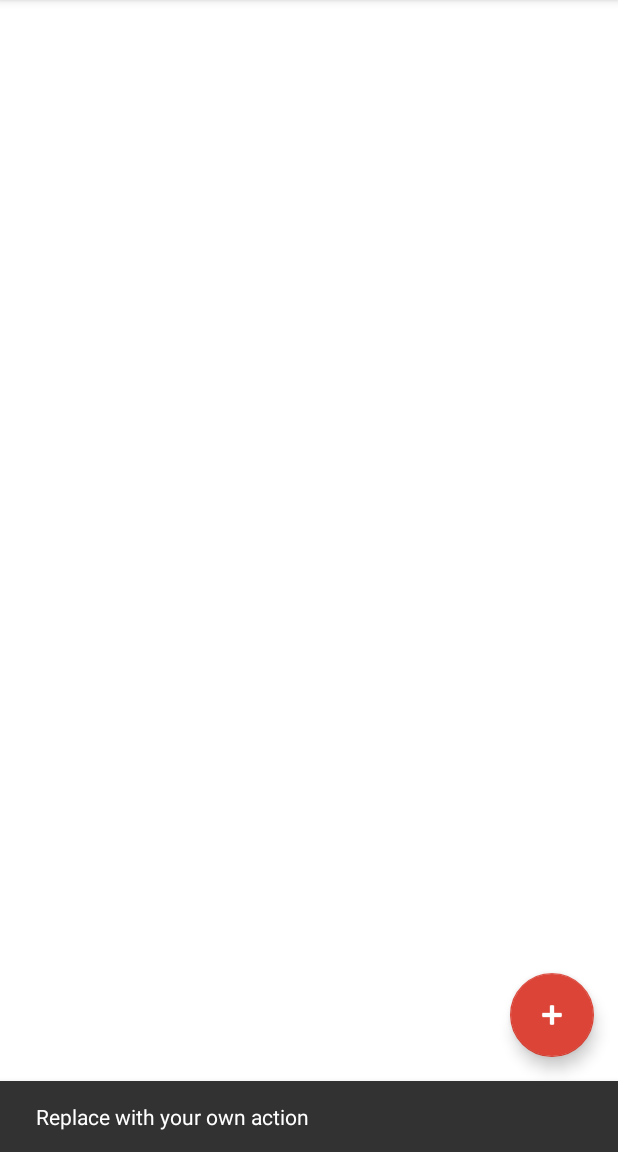
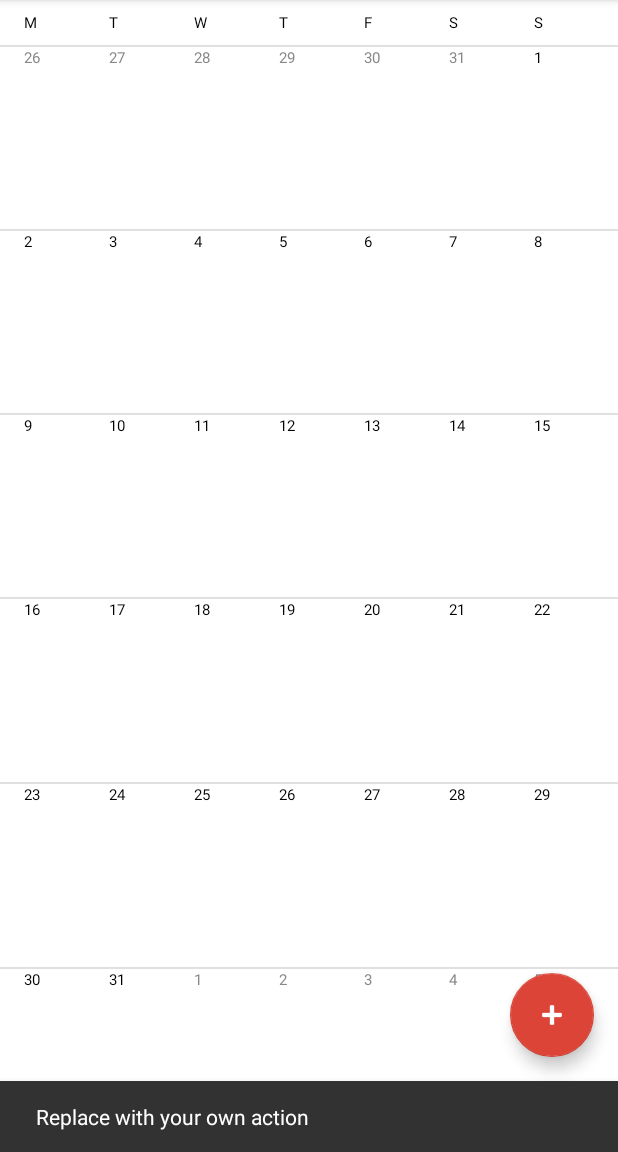
Before and after one commit to dcvh/Calendar, an Android app: the screen it shows after launch (MainActivity), after a tap on an icon or button, on a phone screen of 412 x 824 dp, the part 84-1236 px from its top. Run offline under Robolectric (Android 15) with nearby library versions, the phone set to English and light mode, and no system bars; 1 statement that could not run was skipped.

Commit message:
major update - add Month view - change view using fragments

```diff
--- a/app/src/main/java/tcd/training/com/calendar/CalendarEntry.java
+++ b/app/src/main/java/tcd/training/com/calendar/Calendar/CalendarEntry.java
@@ -1,4 +1,4 @@
-package tcd.training.com.calendar;
+package tcd.training.com.calendar.Calendar;
 
 import android.support.annotation.NonNull;
 
--- a/app/src/main/java/tcd/training/com/calendar/CalendarEvent.java
+++ b/app/src/main/java/tcd/training/com/calendar/Calendar/CalendarEvent.java
@@ -1,4 +1,4 @@
-package tcd.training.com.calendar;
+package tcd.training.com.calendar.Calendar;
 
 /**
  * Created by cpu10661-local on 8/30/17.
--- a/app/src/main/java/tcd/training/com/calendar/MainActivity.java
+++ b/app/src/main/java/tcd/training/com/calendar/MainActivity.java
@@ -9,11 +9,12 @@ import android.support.annotation.NonNull;
 import android.support.design.widget.FloatingActionButton;
 import android.support.design.widget.Snackbar;
 import android.support.v4.app.ActivityCompat;
+import android.support.v4.app.Fragment;
+import android.support.v4.app.FragmentManager;
 import android.support.v4.content.ContextCompat;
 import android.support.v7.widget.DefaultItemAnimator;
 import android.support.v7.widget.LinearLayoutManager;
 import android.support.v7.widget.RecyclerView;
-import android.util.Log;
 import android.view.View;
 import android.support.design.widget.NavigationView;
 import android.support.v4.view.GravityCompat;
@@ -27,17 +28,22 @@ import android.widget.Button;
 import android.widget.Toast;
 
 import java.util.ArrayList;
-import java.util.Arrays;
 import java.util.Calendar;
 import java.util.Collections;
 
+import tcd.training.com.calendar.Calendar.CalendarEntry;
+import tcd.training.com.calendar.Calendar.CalendarUtils;
 import tcd.training.com.calendar.Settings.SettingsActivity;
+import tcd.training.com.calendar.ViewType.Month.MonthViewFragment;
+import tcd.training.com.calendar.ViewType.Schedule.CalendarEntriesAdapter;
+import tcd.training.com.calendar.ViewType.Schedule.ScheduleViewFragment;
 
 public class MainActivity extends AppCompatActivity
         implements NavigationView.OnNavigationItemSelectedListener {
 
     private final static String TAG = MainActivity.class.getSimpleName();
 
+    public static final String ARG_ENTRIES_LIST = "EntriesList";
     private static final int RC_CALENDAR_PERMISSION = 1;
 
     private DrawerLayout mDrawerLayout;
@@ -54,6 +60,8 @@ public class MainActivity extends AppCompatActivity
         initializeUiComponents();
 
         readCalendarEventDates();
+
+        replaceFragment(MonthViewFragment.class);
     }
 
     @Override
@@ -81,15 +89,7 @@ public class MainActivity extends AppCompatActivity
         int id = item.getItemId();
         switch (id) {
             case R.id.action_today:
-                String today = CalendarUtils.getDate(Calendar.getInstance().getTimeInMillis(), "yyyy/MM/dd");
-                for (int i = 0; i < mCalendarEntriesList.size(); i++) {
-                    String date = mCalendarEntriesList.get(i).getDate();
-                    if (date.equals(today)) {
-                        mLayoutManager.scrollToPosition(i);
-                    } else if (date.compareTo(today) < 0) {
-                        break;
-                    }
-                }
+                // TODO: 8/31/17 call ScrollToToday with current fragment
                 return true;
             case R.id.action_refresh:
                 readCalendarEventDates();
@@ -100,25 +100,42 @@ public class MainActivity extends AppCompatActivity
     }
 
     @Override
-    public boolean onNavigationItemSelected(MenuItem item) {
+    public boolean onNavigationItemSelected(@NonNull MenuItem item) {
         int id = item.getItemId();
-        if (id == R.id.nav_schedule) {
-
-        } else if (id == R.id.nav_day) {
-
-        } else if (id == R.id.nav_month) {
-
-        } else if (id == R.id.nav_week) {
-
-        } else if (id == R.id.nav_settings) {
-            Intent intent = new Intent(this, SettingsActivity.class);
-            startActivity(intent);
-        } else if (id == R.id.nav_help_feedback) {
-
+        switch (id) {
+            case R.id.nav_schedule: replaceFragment(ScheduleViewFragment.class); break;
+            case R.id.nav_day: replaceFragment(ScheduleViewFragment.class); break;
+            case R.id.nav_week: replaceFragment(ScheduleViewFragment.class); break;
+            case R.id.nav_month: replaceFragment(MonthViewFragment.class); break;
+            case R.id.nav_settings:
+                Intent intent = new Intent(this, SettingsActivity.class);
+                startActivity(intent);
+            case R.id.nav_help_feedback:
+                break;
+            default:
+                throw new UnsupportedOperationException("Unknown selected item: " + item.getTitle());
         }
 
         mDrawerLayout.closeDrawer(GravityCompat.START);
         return true;
+    }
+
+    private void replaceFragment(Class fragmentClass) {
+        try {
+            assert fragmentClass != null;
+            Fragment fragment = (Fragment) fragmentClass.newInstance();
+
+            Bundle args = new Bundle();
+            args.putSerializable(ARG_ENTRIES_LIST, mCalendarEntriesList);
+            fragment.setArguments(args);
+
+            FragmentManager manager = getSupportFragmentManager();
+            manager.beginTransaction().replace(R.id.fl_content, fragment).commit();
+        } catch (InstantiationException e) {
+            e.printStackTrace();
+        } catch (IllegalAccessException e) {
+            e.printStackTrace();
+        }
     }
 
     private void initializeUiComponents() {
@@ -146,15 +163,8 @@ public class MainActivity extends AppCompatActivity
         NavigationView navigationView = (NavigationView) findViewById(R.id.nav_view);
         navigationView.setNavigationItemSelectedListener(this);
 
-        // recycler view
-        RecyclerView eventsRecyclerView = (RecyclerView) findViewById(R.id.rv_events_list);
-        mLayoutManager = new LinearLayoutManager(this);
-        eventsRecyclerView.setLayoutManager(mLayoutManager);
-        eventsRecyclerView.setItemAnimator(new DefaultItemAnimator());
-
+        // data
         mCalendarEntriesList = new ArrayList<>();
-        mDatesAdapter = new CalendarEntriesAdapter(this, mCalendarEntriesList);
-        eventsRecyclerView.setAdapter(mDatesAdapter);
     }
 
     private void readCalendarEventDates() {
@@ -166,7 +176,7 @@ public class MainActivity extends AppCompatActivity
         if (entriesList.size() > 0) {
             mCalendarEntriesList.addAll(entriesList);
             Collections.sort(mCalendarEntriesList);
-            mDatesAdapter.notifyDataSetChanged();
+//            mDatesAdapter.notifyDataSetChanged();
         } else {
 //            for (int i = 1; i < 5; i++) {
 //                ArrayList<CalendarEvent> events = new ArrayList<>();
--- /dev/null
+++ b/app/src/main/java/tcd/training/com/calendar/ViewType/Month/MonthFragment.java
@@ -0,0 +1,180 @@
+package tcd.training.com.calendar.ViewType.Month;
+
+import android.content.Context;
+import android.graphics.Color;
+import android.os.Bundle;
+import android.support.annotation.Nullable;
+import android.support.v4.app.Fragment;
+import android.support.v4.view.ViewPager;
+import android.util.Log;
+import android.util.TypedValue;
+import android.view.LayoutInflater;
+import android.view.View;
+import android.view.ViewGroup;
+import android.widget.TableLayout;
+import android.widget.TableRow;
+import android.widget.TextView;
+
+import java.util.Calendar;
+
+import tcd.training.com.calendar.MainActivity;
+import tcd.training.com.calendar.R;
+
+/**
+ * Created by cpu10661-local on 8/31/17.
+ */
+
+public class MonthFragment extends Fragment {
+
+    private static final String TAG = MonthFragment.class.getSimpleName();
+
+    public final static String ARG_DISPLAY_MONTH = "ARG_DISPLAY_MONTH";
+
+    private Calendar mMonth;
+    private Context mContext;
+
+    private TableRow mTableHeader;
+    private TableRow mTableRow1;
+    private TableRow mTableRow2;
+    private TableRow mTableRow3;
+    private TableRow mTableRow4;
+    private TableRow mTableRow5;
+    private TableRow mTableRow6;
+
+    public static MonthFragment newInstance(Calendar date) {
+
+        Bundle args = new Bundle();
+        args.putSerializable(ARG_DISPLAY_MONTH, date);
+        MonthFragment fragment = new MonthFragment();
+        fragment.setArguments(args);
+        return fragment;
+    }
+
+    @Override
+    public void onCreate(@Nullable Bundle savedInstanceState) {
+        super.onCreate(savedInstanceState);
+        if (getArguments() != null) {
+            mMonth = (Calendar) getArguments().getSerializable(ARG_DISPLAY_MONTH);
+        }
+    }
+
+    @Nullable
+    @Override
+    public View onCreateView(LayoutInflater inflater, @Nullable ViewGroup container, @Nullable Bundle savedInstanceState) {
+        View view = inflater.inflate(R.layout.content_month, container, false);
+
+        mContext = view.getContext();
+
+        initializeUiComponents(view);
+
+        createCalendarHeader();
+        createCalendarDates();
+        return view;
+    }
+
+    private void initializeUiComponents(View view) {
+        mTableHeader = view.findViewById(R.id.tr_header);
+        mTableRow1 = view.findViewById(R.id.tr_1);
+        mTableRow2 = view.findViewById(R.id.tr_2);
+        mTableRow3 = view.findViewById(R.id.tr_3);
+        mTableRow4 = view.findViewById(R.id.tr_4);
+        mTableRow5 = view.findViewById(R.id.tr_5);
+        mTableRow6 = view.findViewById(R.id.tr_6);
+    }
+
+    private void createCalendarHeader() {
+
+        TableRow.LayoutParams layoutParams =
+                new TableRow.LayoutParams(TableRow.LayoutParams.WRAP_CONTENT, TableRow.LayoutParams.WRAP_CONTENT, 1f);
+
+        // TODO: 8/31/17 this is temporary, must be fixed in the future for better localization
+        String[] daysOfWeek = new String[] {"M", "T", "W", "T", "F", "S", "S"};
+        for (String dayOfWeek : daysOfWeek) {
+            TextView dayTextView = new TextView(mContext);
+            dayTextView.setText(dayOfWeek);
+            dayTextView.setLayoutParams(layoutParams);
+            dayTextView.setTextColor(Color.BLACK);
+            dayTextView.setTextSize(TypedValue.COMPLEX_UNIT_SP, 10);
+
+            mTableHeader.addView(dayTextView);
+        }
+    }
+
+    private void createCalendarDates() {
+
+        // TODO: 8/31/17 clean this mess
+
+        // days of the previous month
+        Calendar curMonth = (Calendar) mMonth.clone();
+        curMonth.set(Calendar.DAY_OF_MONTH, 1);
+        int firstDayOfWeekInMonth = curMonth.get(Calendar.DAY_OF_WEEK);
+        int previousMonthDay = firstDayOfWeekInMonth - curMonth.getFirstDayOfWeek();
+        Calendar lastMonth = (Calendar) curMonth.clone();
+        lastMonth.add(Calendar.MONTH, -1);
+        for (int i = previousMonthDay; i > 0; i--) {
+            TextView dateTextView = createDateTextView(Color.GRAY);
+            dateTextView.setText(String.valueOf(lastMonth.getActualMaximum(Calendar.DAY_OF_MONTH) - i + 1));
+            getRow(0).addView(dateTextView);
+        }
+
+        // days of current month
+        int daysInMonth = curMonth.getActualMaximum(Calendar.DAY_OF_MONTH);
+        for (int i = 1; i <= daysInMonth; i++) {
+            TableRow row = getRow((i + previousMonthDay - 1) / 7);
+            TextView dateTextView = createDateTextView(Color.BLACK);
+            dateTextView.setText(String.valueOf(i));
+            row.addView(dateTextView);
+        }
+
+        // days of the next month
+        for (int i = 1; ; i++) {
+            int index = (i + daysInMonth + previousMonthDay - 1) / 7;
+            if (index >= 6) {
+                break;
+            }
+            TableRow row = getRow(index);
+            TextView dateTextView = createDateTextView(Color.GRAY);
+            dateTextView.setText(String.valueOf(i));
+            row.addView(dateTextView);
+        }
+    }
+
+    private TableRow getRow(int index) {
+        switch (index) {
+            case 0: return mTableRow1;
+            case 1: return mTableRow2;
+            case 2: return mTableRow3;
+            case 3: return mTableRow4;
+            case 4: return mTableRow5;
+            case 5: return mTableRow6;
+            default:
+                throw new UnsupportedOperationException("Unknown index");
+        }
+    }
+
+    private TextView createDateTextView(int color) {
+
+        TableRow.LayoutParams layoutParams =
+                new TableRow.LayoutParams(TableRow.LayoutParams.WRAP_CONTENT, TableRow.LayoutParams.WRAP_CONTENT, 1f);
+
+        // create the text view
+        TextView dateTextView = new TextView(mContext);
+        dateTextView.setLayoutParams(layoutParams);
+
+        // customize it
+        dateTextView.setTextSize(TypedValue.COMPLEX_UNIT_SP, 10);
+        dateTextView.setTextColor(color);
+
+        return dateTextView;
+    }
+
+    private int dpToPixel(int dp) {
+        final float scale = getResources().getDisplayMetrics().density;
+        return (int) (dp * scale + 0.5f);
+    }
+
+    @Override
+    public void onDestroyView() {
+        super.onDestroyView();
+    }
+}
--- /dev/null
+++ b/app/src/main/java/tcd/training/com/calendar/ViewType/Month/MonthPagerAdapter.java
@@ -0,0 +1,32 @@
+package tcd.training.com.calendar.ViewType.Month;
+
+import android.support.v4.app.Fragment;
+import android.support.v4.app.FragmentManager;
+import android.support.v4.app.FragmentPagerAdapter;
+
+import java.util.ArrayList;
+import java.util.Calendar;
+
+/**
+ * Created by cpu10661-local on 8/31/17.
+ */
+
+public class MonthPagerAdapter extends FragmentPagerAdapter {
+
+    private ArrayList<Calendar> mMonths;
+
+    public MonthPagerAdapter(FragmentManager fm, ArrayList<Calendar> months) {
+        super(fm);
+        mMonths = months;
+    }
+
+    @Override
+    public Fragment getItem(int position) {
+        return MonthFragment.newInstance(mMonths.get(position));
+    }
+
+    @Override
+    public int getCount() {
+        return mMonths.size();
+    }
+}
--- /dev/null
+++ b/app/src/main/java/tcd/training/com/calendar/ViewType/Month/MonthViewFragment.java
@@ -0,0 +1,111 @@
+package tcd.training.com.calendar.ViewType.Month;
+
+import android.content.Context;
+import android.graphics.Color;
+import android.os.Build;
+import android.os.Bundle;
+import android.support.annotation.Nullable;
+import android.support.design.widget.TabLayout;
+import android.support.v4.app.Fragment;
+import android.support.v4.view.ViewPager;
+import android.support.v7.widget.DefaultItemAnimator;
+import android.support.v7.widget.LinearLayoutManager;
+import android.support.v7.widget.RecyclerView;
+import android.util.Log;
+import android.util.TypedValue;
+import android.view.LayoutInflater;
+import android.view.View;
+import android.view.ViewGroup;
+import android.widget.TableLayout;
+import android.widget.TableRow;
+import android.widget.TextView;
+
+import java.text.ParseException;
+import java.text.SimpleDateFormat;
+import java.util.ArrayList;
+import java.util.Calendar;
+
+import tcd.training.com.calendar.Calendar.CalendarEntry;
+import tcd.training.com.calendar.Calendar.CalendarUtils;
+import tcd.training.com.calendar.R;
+import tcd.training.com.calendar.ViewType.Schedule.ScheduleViewFragment;
+
+import static tcd.training.com.calendar.MainActivity.ARG_ENTRIES_LIST;
+
+/**
+ * Created by cpu10661-local on 8/31/17.
+ */
+
+public class MonthViewFragment extends Fragment {
+
+    private static final String TAG = MonthViewFragment.class.getSimpleName();
+
+    private ArrayList<CalendarEntry> mEntriesList;
+    private ArrayList<Calendar> mMonths;
+
+    private ViewPager mMonthViewPager;
+
+    public MonthViewFragment() {
+    }
+
+    public static MonthViewFragment newInstance(ArrayList<CalendarEntry> entries) {
+        Bundle args = new Bundle();
+        args.putSerializable(ARG_ENTRIES_LIST, entries);
+        MonthViewFragment fragment = new MonthViewFragment();
+        fragment.setArguments(args);
+        return fragment;
+    }
+
+    @Override
+    public void onCreate(@Nullable Bundle savedInstanceState) {
+        super.onCreate(savedInstanceState);
+        if (getArguments() != null) {
+            mEntriesList = (ArrayList<CalendarEntry>) getArguments().getSerializable(ARG_ENTRIES_LIST);
+            getArguments().remove(ARG_ENTRIES_LIST);
+        } else {
+            mEntriesList = new ArrayList<>();
+        }
+    }
+
+    @Nullable
+    @Override
+    public View onCreateView(LayoutInflater inflater, @Nullable ViewGroup container, @Nullable Bundle savedInstanceState) {
+        View view = inflater.inflate(R.layout.content_month_view, container, false);
+
+        mMonths = new ArrayList<>();
+        SimpleDateFormat format = new SimpleDateFormat("yyyy/MM/dd");
+        try {
+            Calendar startDate = Calendar.getInstance();
+            startDate.setTime(format.parse("2000/01/01"));
+            Calendar endDate = Calendar.getInstance();
+            endDate.setTime(format.parse("2030/12/31"));
+            while (startDate.compareTo(endDate) < 0) {
+                mMonths.add((Calendar) startDate.clone());
+                startDate.add(Calendar.MONTH, 1);
+            }
+        } catch (ParseException e) {
+            e.printStackTrace();
+        }
+
+        mMonthViewPager = view.findViewById(R.id.vp_month_view);
+        MonthPagerAdapter adapter = new MonthPagerAdapter(getFragmentManager(), mMonths);
+        mMonthViewPager.setAdapter(adapter);
+
+        return view;
+    }
+
+    public void scrollToToday() {
+        int curYear = Calendar.getInstance().get(Calendar.YEAR);
+        int curMonth = Calendar.getInstance().get(Calendar.MONTH);
+        for (int i = 0; i < mMonths.size(); i++) {
+            if (mMonths.get(i).get(Calendar.YEAR) == curYear && mMonths.get(i).get(Calendar.MONTH) == curMonth) {
+                mMonthViewPager.setCurrentItem(i);
+            }
+        }
+    }
+
+    @Override
+    public void onDestroyView() {
+        super.onDestroyView();
+    }
+}
--- a/app/src/main/res/layout/app_bar_main.xml
+++ b/app/src/main/res/layout/app_bar_main.xml
@@ -20,7 +20,12 @@
 
     </android.support.design.widget.AppBarLayout>
 
-    <include layout="@layout/content_main" />
+    <!--<include layout="@layout/content_main" />-->
+    <FrameLayout
+        android:id="@+id/fl_content"
+        android:layout_marginTop="?attr/actionBarSize"
+        android:layout_width="match_parent"
+        android:layout_height="match_parent" />
 
     <android.support.design.widget.FloatingActionButton
         android:id="@+id/fab"
--- a/app/src/main/res/layout/content_main.xml
+++ /dev/null
@@ -1,21 +0,0 @@
-<?xml version="1.0" encoding="utf-8"?>
-<android.support.constraint.ConstraintLayout xmlns:android="http://schemas.android.com/apk/res/android"
-    xmlns:app="http://schemas.android.com/apk/res-auto"
-    xmlns:tools="http://schemas.android.com/tools"
-    android:layout_width="match_parent"
-    android:layout_height="match_parent"
-    app:layout_behavior="@string/appbar_scrolling_view_behavior"
-    android:background="@android:color/white"
-    tools:context="tcd.training.com.calendar.MainActivity"
-    tools:showIn="@layout/app_bar_main">
-
-    <android.support.v7.widget.RecyclerView
-        android:id="@+id/rv_events_list"
-        android:layout_width="match_parent"
-        android:layout_height="match_parent"
-        app:layout_constraintBottom_toBottomOf="parent"
-        app:layout_constraintLeft_toLeftOf="parent"
-        app:layout_constraintRight_toRightOf="parent"
-        app:layout_constraintTop_toTopOf="parent" />
-
-</android.support.constraint.ConstraintLayout>
--- /dev/null
+++ b/app/src/main/res/layout/content_month.xml
@@ -0,0 +1,57 @@
+<?xml version="1.0" encoding="utf-8"?>
+<TableLayout xmlns:android="http://schemas.android.com/apk/res/android"
+    xmlns:app="http://schemas.android.com/apk/res-auto"
+    xmlns:tools="http://schemas.android.com/tools"
+    android:id="@+id/tl_month_view"
+    android:layout_width="match_parent"
+    android:layout_height="match_parent"
+    android:stretchColumns="*"
+    android:background="@android:color/white"
+    android:divider="?android:attr/dividerHorizontal"
+    android:showDividers="middle"
+    tools:context="tcd.training.com.calendar.MainActivity">
+
+    <TableRow android:id="@+id/tr_header"
+        android:layout_width="match_parent"
+        android:layout_height="wrap_content"
+        android:layout_marginTop="8dp"
+        android:layout_marginLeft="16dp"
+        android:layout_marginBottom="8dp"/>
+
+    <TableRow android:id="@+id/tr_1"
+        android:layout_width="match_parent"
+        android:layout_height="0dp"
+        android:layout_weight="1"
+        android:layout_marginLeft="16dp"/>
+
+    <TableRow android:id="@+id/tr_2"
+        android:layout_width="match_parent"
+        android:layout_height="0dp"
+        android:layout_weight="1"
+        android:layout_marginLeft="16dp"/>
+
+    <TableRow android:id="@+id/tr_3"
+        android:layout_width="match_parent"
+        android:layout_height="0dp"
+        android:layout_weight="1"
+        android:layout_marginLeft="16dp"/>
+
+    <TableRow android:id="@+id/tr_4"
+        android:layout_width="match_parent"
+        android:layout_height="0dp"
+        android:layout_weight="1"
+        android:layout_marginLeft="16dp"/>
+
+    <TableRow android:id="@+id/tr_5"
+        android:layout_width="match_parent"
+        android:layout_height="0dp"
+        android:layout_weight="1"
+        android:layout_marginLeft="16dp"/>
+
+    <TableRow android:id="@+id/tr_6"
+        android:layout_width="match_parent"
+        android:layout_height="0dp"
+        android:layout_weight="1"
+        android:layout_marginLeft="16dp"/>
+
+</TableLayout>
--- /dev/null
+++ b/app/src/main/res/layout/content_month_view.xml
@@ -0,0 +1,14 @@
+<?xml version="1.0" encoding="utf-8"?>
+<LinearLayout xmlns:android="http://schemas.android.com/apk/res/android"
+    xmlns:tools="http://schemas.android.com/tools"
+    android:orientation="vertical"
+    android:layout_width="match_parent"
+    android:layout_height="match_parent"
+    tools:context="tcd.training.com.calendar.MainActivity">
+
+    <android.support.v4.view.ViewPager
+        android:id="@+id/vp_month_view"
+        android:layout_width="match_parent"
+        android:layout_height="match_parent" />
+
+</LinearLayout>
--- a/app/src/main/res/values/strings.xml
+++ b/app/src/main/res/values/strings.xml
@@ -20,6 +20,8 @@
 
     <!--calendar events-->
     <string name="no_calendar_events_error">No event found!</string>
+
+    <!--fragments-->
 
     <!--Settings-->
     <!--general-->
```
Also changed, not shown: app/src/main/java/tcd/training/com/calendar/Calendar/CalendarUtils.java (renamed from app/src/main/java/tcd/training/com/calendar/CalendarUtils.java, +31 -4 lines), app/src/main/java/tcd/training/com/calendar/ViewType/Schedule/CalendarEntriesAdapter.java (renamed from app/src/main/java/tcd/training/com/calendar/CalendarEntriesAdapter.java, +6 -1 lines), app/src/main/java/tcd/training/com/calendar/ViewType/Schedule/ScheduleViewFragment.java (added, +84 -0 lines), app/src/main/res/layout/content_schedule_view.xml (added, +16 -0 lines).
